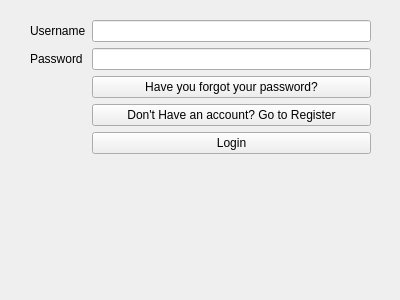
First picture: the form in windows/Login/login.ui, repository hamidreza2005/PlanetVsZombies, before the edit.
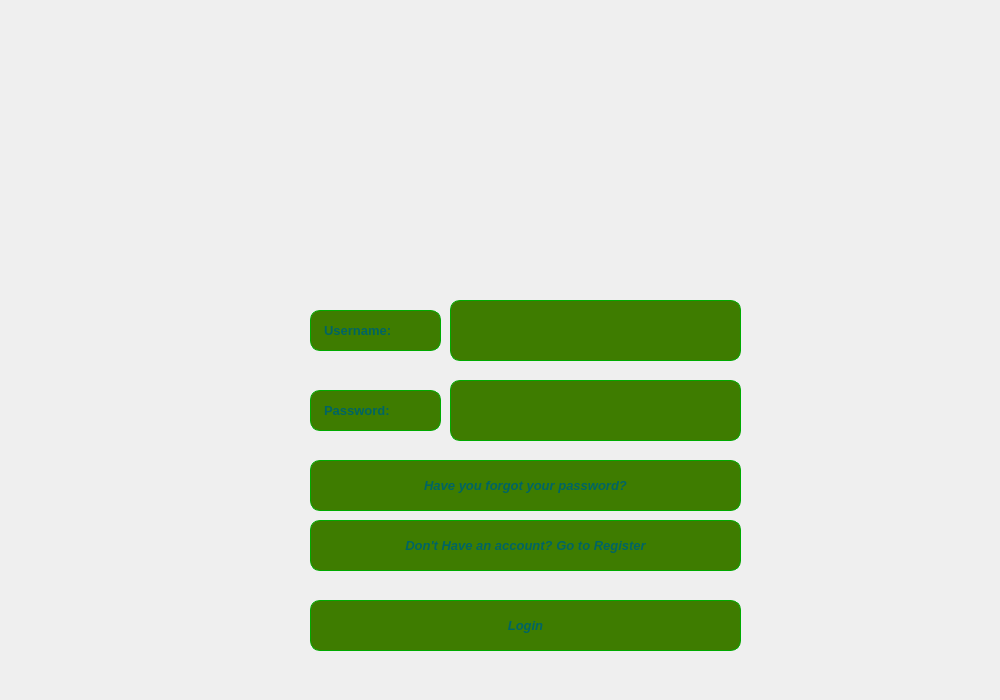
Second picture: the form after the edit. Icons and pictures are not drawn.

Commit message: design login and fix some problems in audio output

Diff of the .ui file:
```diff
--- a/windows/Login/login.ui
+++ b/windows/Login/login.ui
@@ -6,69 +6,218 @@
    <rect>
     <x>0</x>
     <y>0</y>
-    <width>400</width>
-    <height>300</height>
+    <width>1000</width>
+    <height>700</height>
    </rect>
   </property>
   <property name="windowTitle">
    <string>Login</string>
   </property>
-  <widget class="QWidget" name="formLayoutWidget">
+  <property name="autoFillBackground">
+   <bool>false</bool>
+  </property>
+  <property name="styleSheet">
+   <string notr="true"/>
+  </property>
+  <widget class="QWidget" name="widget" native="true">
    <property name="geometry">
     <rect>
-     <x>30</x>
-     <y>20</y>
-     <width>341</width>
-     <height>251</height>
+     <x>-10</x>
+     <y>0</y>
+     <width>1011</width>
+     <height>701</height>
     </rect>
    </property>
-   <layout class="QFormLayout" name="formLayout">
-    <item row="0" column="0">
-     <widget class="QLabel" name="usernameLabel">
-      <property name="text">
-       <string>Username</string>
-      </property>
-     </widget>
-    </item>
-    <item row="0" column="1">
-     <widget class="QLineEdit" name="username"/>
-    </item>
-    <item row="1" column="0">
-     <widget class="QLabel" name="passwordLabel">
-      <property name="text">
-       <string>Password</string>
-      </property>
-     </widget>
-    </item>
-    <item row="1" column="1">
-     <widget class="QLineEdit" name="password">
-      <property name="echoMode">
-       <enum>QLineEdit::EchoMode::Password</enum>
-      </property>
-     </widget>
-    </item>
-    <item row="4" column="1">
-     <widget class="QPushButton" name="submit">
-      <property name="text">
-       <string>Login</string>
-      </property>
-     </widget>
-    </item>
-    <item row="3" column="1">
-     <widget class="QPushButton" name="registerLink">
-      <property name="text">
-       <string>Don't Have an account? Go to Register</string>
-      </property>
-     </widget>
-    </item>
-    <item row="2" column="1">
-     <widget class="QPushButton" name="resetPassword">
-      <property name="text">
-       <string>Have you forgot your password?</string>
-      </property>
-     </widget>
-    </item>
-   </layout>
+   <property name="styleSheet">
+    <string notr="true">background-image: url(:/resources/images/background/b7.jpg);</string>
+   </property>
+   <widget class="QPushButton" name="resetPassword">
+    <property name="geometry">
+     <rect>
+      <x>320</x>
+      <y>460</y>
+      <width>431</width>
+      <height>51</height>
+     </rect>
+    </property>
+    <property name="font">
+     <font>
+      <pointsize>10</pointsize>
+      <italic>true</italic>
+      <bold>true</bold>
+     </font>
+    </property>
+    <property name="styleSheet">
+     <string notr="true">background-color: rgb(62, 124, 0);
+border: 1px solid rgb(0, 170, 0);
+border-radius: 10px;
+padding:10px;
+color:rgb(0, 100, 100)</string>
+    </property>
+    <property name="text">
+     <string>Have you forgot your password?</string>
+    </property>
+   </widget>
+   <widget class="QPushButton" name="registerLink">
+    <property name="geometry">
+     <rect>
+      <x>320</x>
+      <y>520</y>
+      <width>431</width>
+      <height>51</height>
+     </rect>
+    </property>
+    <property name="font">
+     <font>
+      <pointsize>10</pointsize>
+      <italic>true</italic>
+      <bold>true</bold>
+     </font>
+    </property>
+    <property name="styleSheet">
+     <string notr="true">background-color: rgb(62, 124, 0);
+border: 1px solid rgb(0, 170, 0);
+border-radius: 10px;
+padding:10px;
+color:rgb(0, 100, 100)</string>
+    </property>
+    <property name="text">
+     <string>Don't Have an account? Go to Register</string>
+    </property>
+   </widget>
+   <widget class="QPushButton" name="submit">
+    <property name="geometry">
+     <rect>
+      <x>320</x>
+      <y>600</y>
+      <width>431</width>
+      <height>51</height>
+     </rect>
+    </property>
+    <property name="font">
+     <font>
+      <pointsize>10</pointsize>
+      <italic>true</italic>
+      <bold>true</bold>
+     </font>
+    </property>
+    <property name="styleSheet">
+     <string notr="true">background-color: rgb(62, 124, 0);
+border: 1px solid rgb(0, 170, 0);
+border-radius: 10px;
+padding:10px;
+color:rgb(0, 100, 100)
+</string>
+    </property>
+    <property name="text">
+     <string>Login</string>
+    </property>
+   </widget>
+   <widget class="QLabel" name="passwordLabel">
+    <property name="geometry">
+     <rect>
+      <x>320</x>
+      <y>390</y>
+      <width>131</width>
+      <height>41</height>
+     </rect>
+    </property>
+    <property name="font">
+     <font>
+      <pointsize>10</pointsize>
+      <bold>true</bold>
+     </font>
+    </property>
+    <property name="styleSheet">
+     <string notr="true">color: rgb(0, 100, 100);
+background-color: rgb(62, 124, 0);
+border: 1px solid rgb(0, 170, 0);
+border-radius: 10px;
+padding:10px;</string>
+    </property>
+    <property name="text">
+     <string>Password:</string>
+    </property>
+   </widget>
+   <widget class="QLabel" name="usernameLabel">
+    <property name="geometry">
+     <rect>
+      <x>320</x>
+      <y>310</y>
+      <width>131</width>
+      <height>41</height>
+     </rect>
+    </property>
+    <property name="font">
+     <font>
+      <pointsize>10</pointsize>
+      <bold>true</bold>
+     </font>
+    </property>
+    <property name="styleSheet">
+     <string notr="true">color: rgb(0, 100, 100);
+background-color: rgb(62, 124, 0);
+border: 1px solid rgb(0, 170, 0);
+border-radius: 10px;
+padding:10px;</string>
+    </property>
+    <property name="text">
+     <string>Username:</string>
+    </property>
+    <property name="scaledContents">
+     <bool>false</bool>
+    </property>
+   </widget>
+   <widget class="QLineEdit" name="password">
+    <property name="geometry">
+     <rect>
+      <x>460</x>
+      <y>380</y>
+      <width>291</width>
+      <height>61</height>
+     </rect>
+    </property>
+    <property name="acceptDrops">
+     <bool>false</bool>
+    </property>
+    <property name="styleSheet">
+     <string notr="true">background-color: rgb(62, 124, 0);
+border: 1px solid rgb(0, 170, 0);
+color: rgb(255,255,255);
+border-radius: 10px;
+padding:10px;</string>
+    </property>
+    <property name="echoMode">
+     <enum>QLineEdit::Password</enum>
+    </property>
+   </widget>
+   <widget class="QLineEdit" name="username">
+    <property name="geometry">
+     <rect>
+      <x>460</x>
+      <y>300</y>
+      <width>291</width>
+      <height>61</height>
+     </rect>
+    </property>
+    <property name="font">
+     <font>
+      <pointsize>13</pointsize>
+      <bold>true</bold>
+     </font>
+    </property>
+    <property name="styleSheet">
+     <string notr="true">background-color: rgb(62, 124, 0);
+border: 1px solid rgb(0, 170, 0);
+border-radius: 10px;
+padding:10px;
+color: rgb(0,100,100);
+</string>
+    </property>
+    <property name="text">
+     <string/>
+    </property>
+   </widget>
   </widget>
  </widget>
  <resources/>
```
Left out of the diff: 3 changed lines with no effect on the pictures. The commit also changes 24 other files.
